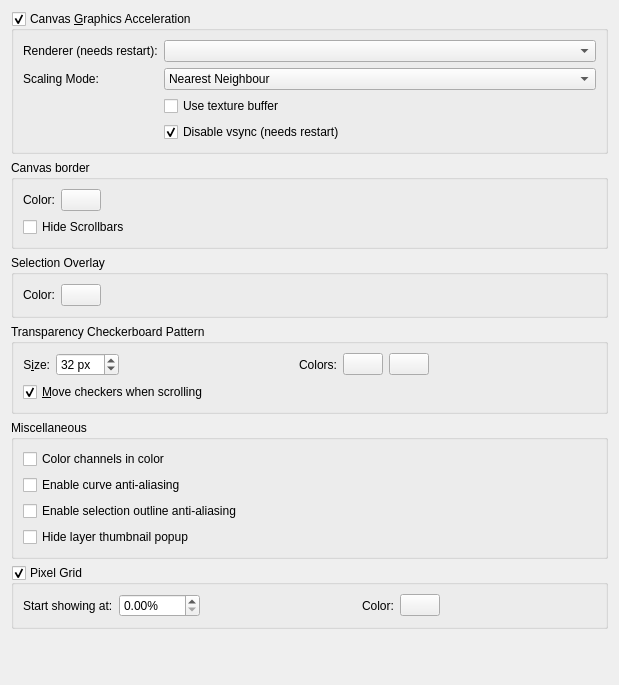
Above: libs/ui/forms/wdgdisplaysettings.ui from KDE/krita before the change. Below: the same form after it.
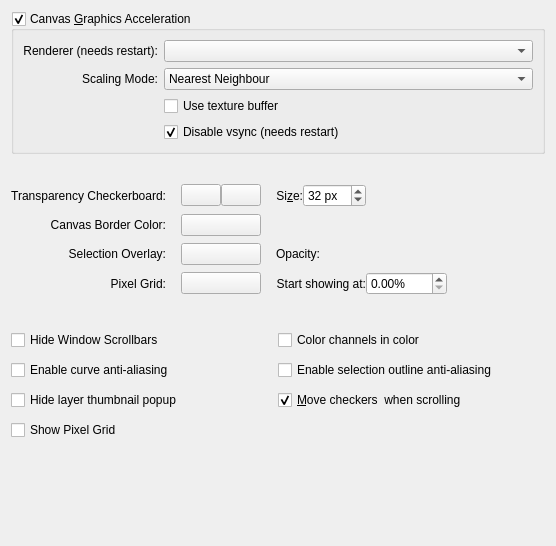
That is the form after the change. Custom widgets are drawn as their Qt base class.

Commit message: first pass at organizing the display area in configuration

```diff
--- a/libs/ui/forms/wdgdisplaysettings.ui
+++ b/libs/ui/forms/wdgdisplaysettings.ui
@@ -6,8 +6,8 @@
    <rect>
     <x>0</x>
     <y>0</y>
-    <width>619</width>
-    <height>685</height>
+    <width>556</width>
+    <height>546</height>
    </rect>
   </property>
   <property name="sizePolicy">
@@ -19,154 +19,11 @@
   <property name="windowTitle">
    <string>Display</string>
   </property>
-  <layout class="QGridLayout">
-   <item row="4" column="0">
-    <widget class="QGroupBox" name="groupBox">
-     <property name="title">
-      <string>Miscellaneous</string>
-     </property>
-     <layout class="QVBoxLayout" name="verticalLayout">
-      <item>
-       <widget class="QCheckBox" name="chkChannelsAsColor">
-        <property name="text">
-         <string>Color channels in color</string>
-        </property>
-        <property name="checked">
-         <bool>false</bool>
-        </property>
-       </widget>
-      </item>
-      <item>
-       <widget class="QCheckBox" name="chkCurveAntialiasing">
-        <property name="text">
-         <string>Enable curve anti-aliasing</string>
-        </property>
-       </widget>
-      </item>
-      <item>
-       <widget class="QCheckBox" name="chkSelectionOutlineAntialiasing">
-        <property name="text">
-         <string>Enable selection outline anti-aliasing</string>
-        </property>
-       </widget>
-      </item>
-      <item>
-       <widget class="QCheckBox" name="chkHidePopups">
-        <property name="text">
-         <string>Hide layer thumbnail popup</string>
-        </property>
-       </widget>
-      </item>
-     </layout>
-    </widget>
-   </item>
-   <item row="3" column="0">
-    <widget class="QGroupBox" name="grpCheckers">
-     <property name="title">
-      <string>Transparency Checkerboard Pattern</string>
-     </property>
-     <layout class="QGridLayout">
-      <item row="0" column="0">
-       <widget class="QLabel" name="lblCheckSize">
-        <property name="text">
-         <string>S&amp;ize:</string>
-        </property>
-        <property name="alignment">
-         <set>Qt::AlignRight|Qt::AlignTrailing|Qt::AlignVCenter</set>
-        </property>
-        <property name="buddy">
-         <cstring>intCheckSize</cstring>
-        </property>
-       </widget>
-      </item>
-      <item row="0" column="1">
-       <widget class="KisIntParseSpinBox" name="intCheckSize">
-        <property name="suffix">
-         <string> px</string>
-        </property>
-        <property name="maximum">
-         <number>256</number>
-        </property>
-        <property name="value">
-         <number>32</number>
-        </property>
-       </widget>
-      </item>
-      <item row="0" column="2">
-       <spacer name="horizontalSpacer_2">
-        <property name="orientation">
-         <enum>Qt::Horizontal</enum>
-        </property>
-        <property name="sizeHint" stdset="0">
-         <size>
-          <width>40</width>
-          <height>20</height>
-         </size>
-        </property>
-       </spacer>
-      </item>
-      <item row="0" column="3">
-       <widget class="QLabel" name="lblColor">
-        <property name="text">
-         <string>Colors:</string>
-        </property>
-        <property name="alignment">
-         <set>Qt::AlignRight|Qt::AlignTrailing|Qt::AlignVCenter</set>
-        </property>
-       </widget>
-      </item>
-      <item row="0" column="4">
-       <widget class="KisColorButton" name="colorChecks1"/>
-      </item>
-      <item row="0" column="5">
-       <widget class="KisColorButton" name="colorChecks2"/>
-      </item>
-      <item row="0" column="6">
-       <spacer name="horizontalSpacer">
-        <property name="orientation">
-         <enum>Qt::Horizontal</enum>
-        </property>
-        <property name="sizeHint" stdset="0">
-         <size>
-          <width>40</width>
-          <height>20</height>
-         </size>
-        </property>
-       </spacer>
-      </item>
-      <item row="1" column="0" colspan="3">
-       <widget class="QCheckBox" name="chkMoving">
-        <property name="toolTip">
-         <string>If checked, the checkers will move when scrolling the canvas.</string>
-        </property>
-        <property name="whatsThis">
-         <string>Determines whether the checks will stay put or whether they will scroll together with the canvas</string>
-        </property>
-        <property name="text">
-         <string>&amp;Move checkers when scrolling</string>
-        </property>
-        <property name="checked">
-         <bool>true</bool>
-        </property>
-       </widget>
-      </item>
-     </layout>
-    </widget>
-   </item>
-   <item row="6" column="0">
-    <spacer name="verticalSpacer">
-     <property name="orientation">
-      <enum>Qt::Vertical</enum>
-     </property>
-     <property name="sizeHint" stdset="0">
-      <size>
-       <width>20</width>
-       <height>40</height>
-      </size>
-     </property>
-    </spacer>
-   </item>
-   <item row="0" column="0">
+  <layout class="QVBoxLayout" name="verticalLayout">
+   <property name="spacing">
+    <number>15</number>
+   </property>
+   <item>
     <widget class="QGroupBox" name="grpOpenGL">
      <property name="sizePolicy">
       <sizepolicy hsizetype="Preferred" vsizetype="Preferred">
@@ -216,6 +73,12 @@
       </item>
       <item row="3" column="1">
        <widget class="QCheckBox" name="chkDisableVsync">
+        <property name="sizePolicy">
+         <sizepolicy hsizetype="Preferred" vsizetype="Fixed">
+          <horstretch>0</horstretch>
+          <verstretch>0</verstretch>
+         </sizepolicy>
+        </property>
         <property name="toolTip">
          <string>&lt;html&gt;&lt;head/&gt;&lt;body&gt;&lt;p&gt;Try to disable vsync for Krita. This makes painting more responsive. Uncheck only when experiencing crashes with some GPU/driver combinations.&lt;/p&gt;&lt;/body&gt;&lt;/html&gt;</string>
         </property>
@@ -246,7 +109,7 @@
       <item row="1" column="0">
        <widget class="QLabel" name="label">
         <property name="sizePolicy">
-         <sizepolicy hsizetype="Fixed" vsizetype="Preferred">
+         <sizepolicy hsizetype="Minimum" vsizetype="Minimum">
           <horstretch>0</horstretch>
           <verstretch>0</verstretch>
          </sizepolicy>
@@ -254,90 +117,31 @@
         <property name="text">
          <string>Scaling Mode:</string>
         </property>
+        <property name="alignment">
+         <set>Qt::AlignRight|Qt::AlignTrailing|Qt::AlignVCenter</set>
+        </property>
        </widget>
       </item>
       <item row="0" column="0">
        <widget class="QLabel" name="lblRenderer">
+        <property name="sizePolicy">
+         <sizepolicy hsizetype="Fixed" vsizetype="Minimum">
+          <horstretch>0</horstretch>
+          <verstretch>0</verstretch>
+         </sizepolicy>
+        </property>
         <property name="text">
          <string>Renderer (needs restart):</string>
         </property>
-       </widget>
-      </item>
-      <item row="0" column="1">
-       <widget class="QComboBox" name="cmbRenderer"/>
-      </item>
-     </layout>
-    </widget>
-   </item>
-   <item row="1" column="0">
-    <widget class="QGroupBox" name="grpCanvasBorder">
-     <property name="title">
-      <string>Canvas border</string>
-     </property>
-     <layout class="QGridLayout">
-      <item row="1" column="0">
-       <widget class="QLabel" name="lblCanvasBorderColor">
-        <property name="text">
-         <string>Color:</string>
-        </property>
         <property name="alignment">
          <set>Qt::AlignRight|Qt::AlignTrailing|Qt::AlignVCenter</set>
         </property>
        </widget>
       </item>
-      <item row="1" column="1">
-       <widget class="KisColorButton" name="canvasBorder"/>
-      </item>
-      <item row="1" column="2">
-       <spacer name="horizontalSpacer_4">
-        <property name="orientation">
-         <enum>Qt::Horizontal</enum>
-        </property>
-        <property name="sizeHint" stdset="0">
-         <size>
-          <width>40</width>
-          <height>20</height>
-         </size>
-        </property>
-       </spacer>
-      </item>
-      <item row="2" column="0" colspan="3">
-       <widget class="QCheckBox" name="hideScrollbars">
-        <property name="text">
-         <string>Hide Scrollbars</string>
-        </property>
-        <property name="checked">
-         <bool>false</bool>
-        </property>
-       </widget>
-      </item>
-     </layout>
-    </widget>
-   </item>
-   <item row="2" column="0">
-    <widget class="QGroupBox" name="groupBox_2">
-     <property name="title">
-      <string>Selection Overlay</string>
-     </property>
-     <layout class="QHBoxLayout" name="horizontalLayout">
-      <item>
-       <widget class="QLabel" name="label_2">
-        <property name="text">
-         <string>Color:</string>
-        </property>
-       </widget>
-      </item>
-      <item>
-       <widget class="KisColorButton" name="btnSelectionOverlayColor">
-        <property name="text">
-         <string/>
-        </property>
-       </widget>
-      </item>
-      <item>
-       <widget class="KisDoubleSliderSpinBox" name="sldSelectionOverlayOpacity" native="true">
+      <item row="0" column="1">
+       <widget class="QComboBox" name="cmbRenderer">
         <property name="sizePolicy">
-         <sizepolicy hsizetype="MinimumExpanding" vsizetype="Preferred">
+         <sizepolicy hsizetype="Preferred" vsizetype="Fixed">
           <horstretch>0</horstretch>
           <verstretch>0</verstretch>
          </sizepolicy>
@@ -347,88 +151,319 @@
      </layout>
     </widget>
    </item>
-   <item row="5" column="0">
-    <widget class="QGroupBox" name="grpPixelGrid">
-     <property name="title">
-      <string>Pixel Grid</string>
+   <item>
+    <layout class="QGridLayout" name="options2GridLayout">
+     <property name="topMargin">
+      <number>15</number>
      </property>
-     <property name="checkable">
-      <bool>true</bool>
+     <property name="verticalSpacing">
+      <number>7</number>
      </property>
-     <layout class="QGridLayout" name="gridLayout4">
-      <item row="0" column="5">
-       <widget class="QLabel" name="chooseGridLabel">
-        <property name="text">
-         <string>Color:</string>
-        </property>
-       </widget>
-      </item>
-      <item row="0" column="3">
-       <widget class="QDoubleSpinBox" name="pixelGridDrawingThresholdBox">
-        <property name="suffix">
-         <string>%</string>
-        </property>
-        <property name="maximum">
-         <double>6400.000000000000000</double>
-        </property>
-       </widget>
-      </item>
-      <item row="0" column="6">
-       <widget class="KisColorButton" name="pixelGridColorButton">
-        <property name="text">
-         <string/>
-        </property>
-       </widget>
-      </item>
-      <item row="0" column="7">
-       <spacer name="horizontalSpacer_3">
-        <property name="orientation">
-         <enum>Qt::Horizontal</enum>
-        </property>
-        <property name="sizeHint" stdset="0">
-         <size>
-          <width>40</width>
-          <height>20</height>
-         </size>
-        </property>
-       </spacer>
-      </item>
-      <item row="0" column="2">
-       <widget class="QLabel" name="gridThresholdLabel">
-        <property name="text">
-         <string>Start showing at:</string>
-        </property>
-       </widget>
-      </item>
-      <item row="0" column="4">
-       <spacer name="horizontalSpacer_6">
-        <property name="orientation">
-         <enum>Qt::Horizontal</enum>
-        </property>
-        <property name="sizeHint" stdset="0">
-         <size>
-          <width>40</width>
-          <height>20</height>
-         </size>
-        </property>
-       </spacer>
-      </item>
-     </layout>
-    </widget>
+     <item row="0" column="2">
+      <layout class="QHBoxLayout" name="horizontalLayout">
+       <item>
+        <widget class="QLabel" name="lblCheckSize">
+         <property name="text">
+          <string>Si&amp;ze:</string>
+         </property>
+         <property name="alignment">
+          <set>Qt::AlignRight|Qt::AlignTrailing|Qt::AlignVCenter</set>
+         </property>
+         <property name="buddy">
+          <cstring>intCheckSize</cstring>
+         </property>
+        </widget>
+       </item>
+       <item>
+        <widget class="KisIntParseSpinBox" name="intCheckSize">
+         <property name="suffix">
+          <string> px</string>
+         </property>
+         <property name="maximum">
+          <number>256</number>
+         </property>
+         <property name="value">
+          <number>32</number>
+         </property>
+        </widget>
+       </item>
+       <item>
+        <spacer name="horizontalSpacer">
+         <property name="orientation">
+          <enum>Qt::Horizontal</enum>
+         </property>
+         <property name="sizeHint" stdset="0">
+          <size>
+           <width>40</width>
+           <height>20</height>
+          </size>
+         </property>
+        </spacer>
+       </item>
+      </layout>
+     </item>
+     <item row="4" column="2">
+      <layout class="QHBoxLayout" name="horizontalLayout_2">
+       <item>
+        <widget class="QLabel" name="gridThresholdLabel">
+         <property name="text">
+          <string>Start showing at:</string>
+         </property>
+         <property name="alignment">
+          <set>Qt::AlignRight|Qt::AlignTrailing|Qt::AlignVCenter</set>
+         </property>
+        </widget>
+       </item>
+       <item>
+        <widget class="QDoubleSpinBox" name="pixelGridDrawingThresholdBox">
+         <property name="sizePolicy">
+          <sizepolicy hsizetype="Fixed" vsizetype="Fixed">
+           <horstretch>0</horstretch>
+           <verstretch>0</verstretch>
+          </sizepolicy>
+         </property>
+         <property name="suffix">
+          <string>%</string>
+         </property>
+         <property name="maximum">
+          <double>6400.000000000000000</double>
+         </property>
+        </widget>
+       </item>
+       <item>
+        <spacer name="horizontalSpacer_2">
+         <property name="orientation">
+          <enum>Qt::Horizontal</enum>
+         </property>
+         <property name="sizeHint" stdset="0">
+          <size>
+           <width>40</width>
+           <height>20</height>
+          </size>
+         </property>
+        </spacer>
+       </item>
+      </layout>
+     </item>
+     <item row="2" column="2">
+      <layout class="QHBoxLayout" name="horizontalLayout_3">
+       <item>
+        <widget class="QLabel" name="label_3">
+         <property name="text">
+          <string>Opacity:</string>
+         </property>
+        </widget>
+       </item>
+       <item>
+        <widget class="KisDoubleSliderSpinBox" name="sldSelectionOverlayOpacity" native="true">
+         <property name="sizePolicy">
+          <sizepolicy hsizetype="MinimumExpanding" vsizetype="Preferred">
+           <horstretch>0</horstretch>
+           <verstretch>0</verstretch>
+          </sizepolicy>
+         </property>
+         <property name="minimumSize">
+          <size>
+           <width>50</width>
+           <height>20</height>
+          </size>
+         </property>
+         <zorder>label_3</zorder>
+        </widget>
+       </item>
+      </layout>
+     </item>
+     <item row="2" column="1">
+      <widget class="KisColorButton" name="btnSelectionOverlayColor">
+       <property name="text">
+        <string/>
+       </property>
+      </widget>
+     </item>
+     <item row="4" column="0">
+      <widget class="QLabel" name="lblCanvasBorderColor_2">
+       <property name="text">
+        <string>Pixel Grid:</string>
+       </property>
+       <property name="alignment">
+        <set>Qt::AlignRight|Qt::AlignTrailing|Qt::AlignVCenter</set>
+       </property>
+      </widget>
+     </item>
+     <item row="2" column="0">
+      <widget class="QLabel" name="label_2">
+       <property name="sizePolicy">
+        <sizepolicy hsizetype="Minimum" vsizetype="Preferred">
+         <horstretch>0</horstretch>
+         <verstretch>0</verstretch>
+        </sizepolicy>
+       </property>
+       <property name="text">
+        <string>Selection Overlay:</string>
+       </property>
+       <property name="alignment">
+        <set>Qt::AlignRight|Qt::AlignTrailing|Qt::AlignVCenter</set>
+       </property>
+      </widget>
+     </item>
+     <item row="0" column="0">
+      <widget class="QLabel" name="label_4">
+       <property name="sizePolicy">
+        <sizepolicy hsizetype="Minimum" vsizetype="Preferred">
+         <horstretch>0</horstretch>
+         <verstretch>0</verstretch>
+        </sizepolicy>
+       </property>
+       <property name="text">
+        <string>Transparency Checkerboard:</string>
+       </property>
+       <property name="alignment">
+        <set>Qt::AlignRight|Qt::AlignTrailing|Qt::AlignVCenter</set>
+       </property>
+      </widget>
+     </item>
+     <item row="4" column="1">
+      <widget class="KisColorButton" name="pixelGridColorButton">
+       <property name="text">
+        <string/>
+       </property>
+      </widget>
+     </item>
+     <item row="0" column="1">
+      <layout class="QHBoxLayout" name="horizontalLayout_4">
+       <item>
+        <widget class="KisColorButton" name="colorChecks2"/>
+       </item>
+       <item>
+        <widget class="KisColorButton" name="colorChecks1"/>
+       </item>
+      </layout>
+     </item>
+     <item row="1" column="0">
+      <widget class="QLabel" name="lblCanvasBorderColor">
+       <property name="text">
+        <string>Canvas Border Color:</string>
+       </property>
+       <property name="alignment">
+        <set>Qt::AlignRight|Qt::AlignTrailing|Qt::AlignVCenter</set>
+       </property>
+      </widget>
+     </item>
+     <item row="1" column="1">
+      <widget class="KisColorButton" name="canvasBorder">
+       <property name="sizePolicy">
+        <sizepolicy hsizetype="Minimum" vsizetype="Fixed">
+         <horstretch>0</horstretch>
+         <verstretch>0</verstretch>
+        </sizepolicy>
+       </property>
+      </widget>
+     </item>
+    </layout>
+   </item>
+   <item>
+    <layout class="QGridLayout" name="checkboxesLayout">
+     <property name="topMargin">
+      <number>20</number>
+     </property>
+     <property name="horizontalSpacing">
+      <number>0</number>
+     </property>
+     <property name="verticalSpacing">
+      <number>10</number>
+     </property>
+     <item row="0" column="0">
+      <widget class="QCheckBox" name="hideScrollbars">
+       <property name="text">
+        <string>Hide Window Scrollbars</string>
+       </property>
+       <property name="checked">
+        <bool>false</bool>
+       </property>
+      </widget>
+     </item>
+     <item row="1" column="0">
+      <widget class="QCheckBox" name="chkCurveAntialiasing">
+       <property name="text">
+        <string>Enable curve anti-aliasing</string>
+       </property>
+      </widget>
+     </item>
+     <item row="1" column="1">
+      <widget class="QCheckBox" name="chkSelectionOutlineAntialiasing">
+       <property name="text">
+        <string>Enable selection outline anti-aliasing</string>
+       </property>
+      </widget>
+     </item>
+     <item row="2" column="0">
+      <widget class="QCheckBox" name="chkHidePopups">
+       <property name="text">
+        <string>Hide layer thumbnail popup</string>
+       </property>
+      </widget>
+     </item>
+     <item row="0" column="1">
+      <widget class="QCheckBox" name="chkChannelsAsColor">
+       <property name="text">
+        <string>Color channels in color</string>
+       </property>
+       <property name="checked">
+        <bool>false</bool>
+       </property>
+      </widget>
+     </item>
+     <item row="2" column="1">
+      <widget class="QCheckBox" name="chkMoving">
+       <property name="toolTip">
+        <string>If checked, the checkers will move when scrolling the canvas.</string>
+       </property>
+       <property name="whatsThis">
+        <string>Determines whether the checks will stay put or whether they will scroll together with the canvas</string>
+       </property>
+       <property name="text">
+        <string>&amp;Move checkers  when scrolling</string>
+       </property>
+       <property name="checked">
+        <bool>true</bool>
+       </property>
+      </widget>
+     </item>
+     <item row="3" column="0">
+      <widget class="QCheckBox" name="grpPixelGrid">
+       <property name="text">
+        <string>Show Pixel Grid</string>
+       </property>
+      </widget>
+     </item>
+    </layout>
+   </item>
+   <item>
+    <spacer name="verticalSpacer">
+     <property name="orientation">
+      <enum>Qt::Vertical</enum>
+     </property>
+     <property name="sizeHint" stdset="0">
+      <size>
+       <width>5</width>
+       <height>5</height>
+      </size>
+     </property>
+    </spacer>
    </item>
   </layout>
  </widget>
  <customwidgets>
-  <customwidget>
-   <class>KisIntParseSpinBox</class>
-   <extends>QSpinBox</extends>
-   <header>kis_int_parse_spin_box.h</header>
-  </customwidget>
   <customwidget>
    <class>KisColorButton</class>
    <extends>QPushButton</extends>
    <header>kis_color_button.h</header>
   </customwidget>
+  <customwidget>
+   <class>KisIntParseSpinBox</class>
+   <extends>QSpinBox</extends>
+   <header>kis_int_parse_spin_box.h</header>
+  </customwidget>
   <customwidget>
    <class>KisDoubleSliderSpinBox</class>
    <extends>QWidget</extends>
```
Left out of the diff: 5 changed lines with no effect on the pictures.
